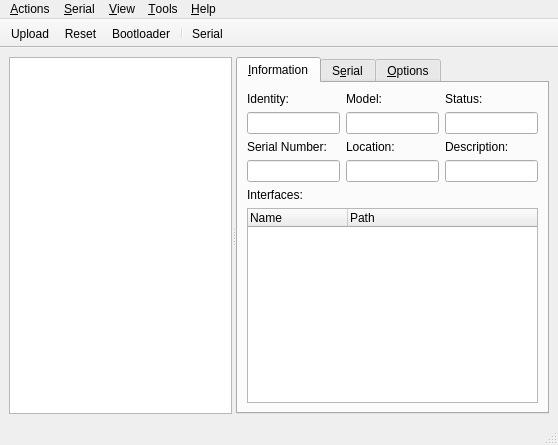
This is src/tyqt/main_window.ui in Koromix/tytools as Qt 5 draws it before an edit. The edited form follows.
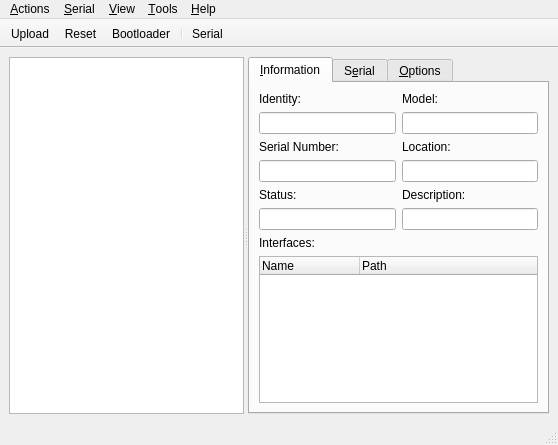
This is the edited form. Icons and pictures are not drawn. Custom widgets are drawn as their Qt base class.

Commit message: Relax field layout from 3x2 to 2x3 on Information page

The edit to the form file:
```diff
--- a/src/tyqt/main_window.ui
+++ b/src/tyqt/main_window.ui
@@ -81,20 +81,6 @@
              </property>
             </widget>
            </item>
-           <item row="0" column="2">
-            <widget class="QLabel" name="label_2">
-             <property name="text">
-              <string>Status:</string>
-             </property>
-            </widget>
-           </item>
-           <item row="1" column="2">
-            <widget class="QLineEdit" name="statusText">
-             <property name="readOnly">
-              <bool>true</bool>
-             </property>
-            </widget>
-           </item>
            <item row="1" column="1">
             <widget class="QLineEdit" name="modelText">
              <property name="readOnly">
@@ -141,14 +127,32 @@
              </property>
             </widget>
            </item>
-           <item row="1" column="3">
+          </layout>
+         </item>
+         <item>
+          <layout class="QGridLayout" name="gridLayout_3">
+           <item row="1" column="0">
+            <widget class="QLineEdit" name="statusText">
+             <property name="readOnly">
+              <bool>true</bool>
+             </property>
+            </widget>
+           </item>
+           <item row="1" column="1">
             <widget class="QLineEdit" name="descriptionText">
              <property name="readOnly">
               <bool>true</bool>
              </property>
             </widget>
            </item>
-           <item row="0" column="3">
+           <item row="0" column="0">
+            <widget class="QLabel" name="label_2">
+             <property name="text">
+              <string>Status:</string>
+             </property>
+            </widget>
+           </item>
+           <item row="0" column="1">
             <widget class="QLabel" name="label_10">
              <property name="text">
               <string>Description:</string>
@@ -175,7 +179,7 @@
            <property name="minimumSize">
             <size>
              <width>0</width>
-             <height>60</height>
+             <height>40</height>
             </size>
            </property>
            <property name="indentation">
```
Left out of the diff: 18 changed lines with no effect on the pictures.
